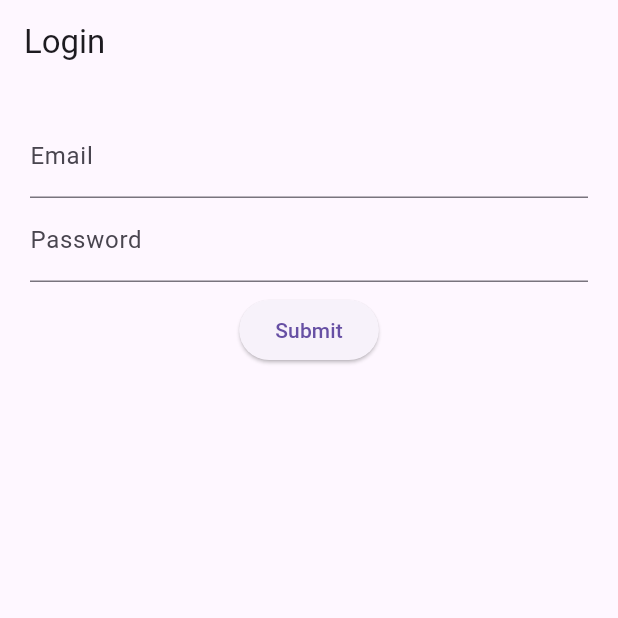
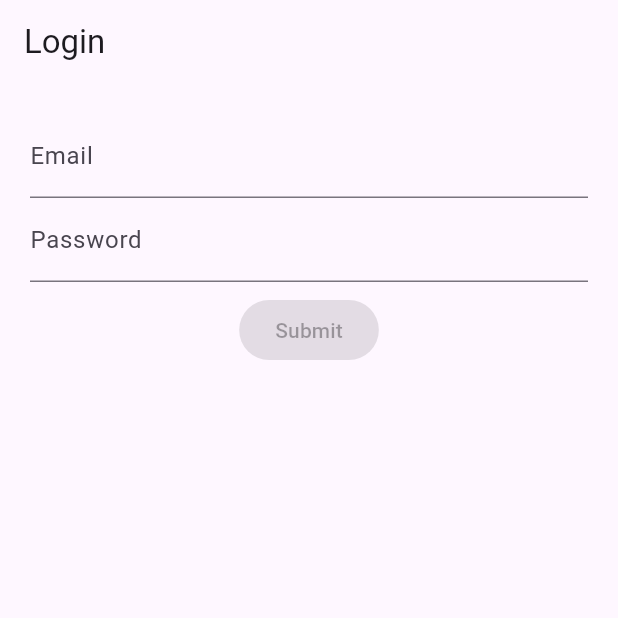
Before and after one commit to jainil-growexxer/flutter-login-bloc, a Flutter app: the screen it shows after launch, on a phone screen of 412 x 824 dp, the top half of it. Run offline on Flutter 3.47's test engine with Material 3 defaults, Android fonts, the phone set to English and light mode, and no system bars; our stand-ins replace rxdart.

Commit message:
adding rxdart

```diff
--- a/lib/src/blocs/bloc.dart
+++ b/lib/src/blocs/bloc.dart
@@ -1,15 +1,17 @@
 import 'dart:async';
+import 'package:rxdart/rxdart.dart';
 import 'package:login_bloc/src/blocs/validators.dart';
 
 class Bloc with Validators {
   // underscore(_) to make it private
   // Passing <String> as a generic to indicate type of data that will be passed, can be changed later on as well
-  final _email = StreamController<String>();
-  final _password = StreamController<String>();
+  final _email = StreamController<String>.broadcast();
+  final _password = StreamController<String>.broadcast();
 
   // Add data to stream, return type is stream of data type
   Stream<String> get email => _email.stream.transform(emailValidator);
   Stream<String> get password => _password.stream.transform(passwordValidator);
+  Stream<bool> get submitValid => Rx.combineLatest2(email, password, (e, p) => true);
 
   // Change data, return type is function that will be passed a string
   Function(String) get changeEmail => _email.sink.add;
--- a/lib/src/blocs/provider.dart
+++ b/lib/src/blocs/provider.dart
@@ -1,6 +1,7 @@
 import 'package:flutter/material.dart';
 import 'bloc.dart';
 
+// must extend from InheritedWidget
 class Provider extends InheritedWidget {
   final Bloc bloc = Bloc();
 
@@ -9,6 +10,8 @@ class Provider extends InheritedWidget {
   @override
   bool updateShouldNotify(oldWidget) => true;
 
+  // of named constructor used to get to the context that has type of provider
+  // context will go up and up until it reaches the type Provider and gets the bloc
   static Bloc of(BuildContext context) {
     return (context.dependOnInheritedWidgetOfExactType<Provider>() as Provider)
         .bloc;
--- a/lib/src/widgets/login_widget.dart
+++ b/lib/src/widgets/login_widget.dart
@@ -16,7 +16,7 @@ class Login extends StatelessWidget {
           emailField(bloc),
           passwordField(bloc),
           Container(margin: const EdgeInsets.only(top: 8.0)),
-          submitButton(),
+          submitButton(bloc),
         ],
       ),
     );
@@ -56,10 +56,15 @@ class Login extends StatelessWidget {
     );
   }
 
-  Widget submitButton() {
-    return ElevatedButton(
-      onPressed: () {},
-      child: const Text('Submit'),
+  Widget submitButton(Bloc bloc) {
+    return StreamBuilder(
+      stream: bloc.submitValid,
+      builder: (context, snapshot) {
+        return ElevatedButton(
+          onPressed: snapshot.hasData ? () {} : null,
+          child: const Text('Submit'),
+        );
+      },
     );
   }
 }
--- a/pubspec.yaml
+++ b/pubspec.yaml
@@ -35,6 +35,7 @@ dependencies:
   # The following adds the Cupertino Icons font to your application.
   # Use with the CupertinoIcons class for iOS style icons.
   cupertino_icons: ^1.0.6
+  rxdart: ^0.27.1
 
 dev_dependencies:
   flutter_test:
```
Also changed, not shown: pubspec.lock.
